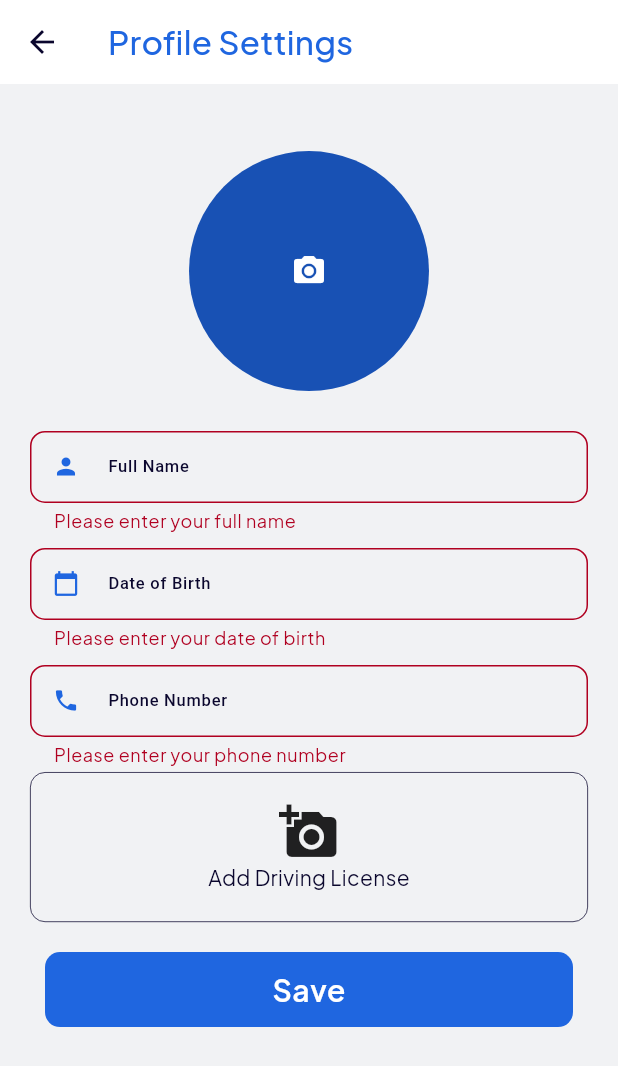
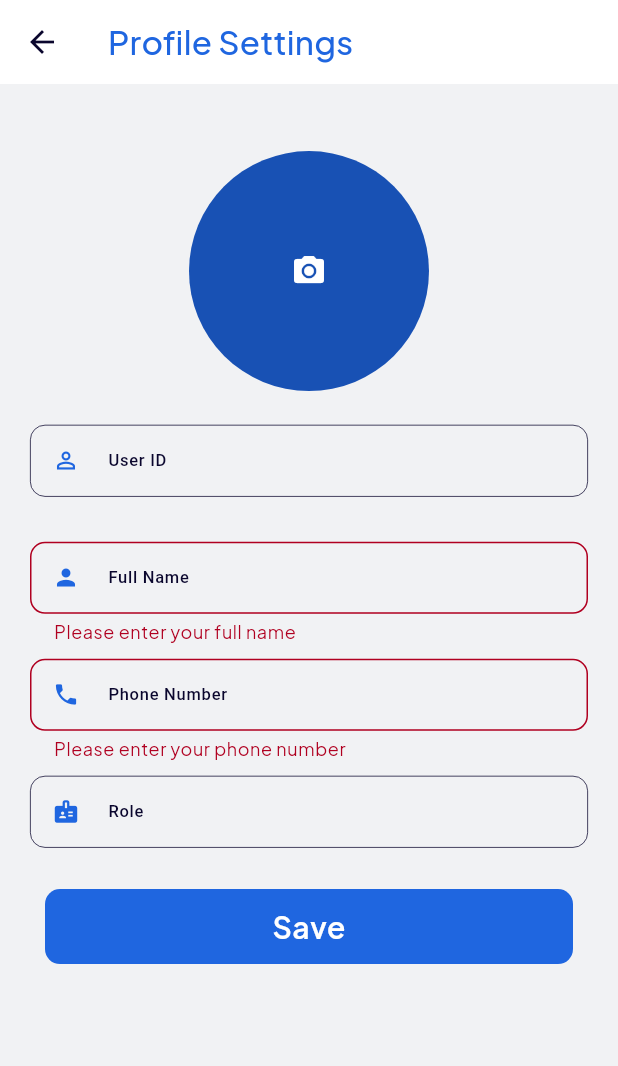
Before and after one commit to Vrindtime/tellus, a Flutter app: the AdminProfileSettingsPage screen opened directly, after a tap on "Save", on a phone screen of 412 x 824 dp. Shown: the top 1066 px of the screen. Run offline on Flutter 3.47's test engine with Material 3 defaults, Android fonts, the phone set to English and light mode, and no system bars; our stand-ins replace appwrite, custom_refresh_indicator, dropdown_button2, flutter_typeahead, get, get_storage and 5 more; missing offline and left inert: animation_list, date_picker_plus, dot_curved_bottom_nav; accounts and stored records are empty; statements that could not run were skipped.

Commit message:
added party and profile settings

```diff
--- a/lib/core/id-example.dart
+++ b/lib/core/id-example.dart
@@ -7,4 +7,5 @@ class CIdExample {
   static var orgsCollectionId = 'xxx_orgs_collection_id';
   static var userCollectionId = 'xxx_user_collection_id';
   static var vehiclesCollectionId = 'xxx_vehicles_collection_id';
+  static var partyCollectionId = 'xxx_party_collection_id';
 }
--- a/lib/core/theme.dart
+++ b/lib/core/theme.dart
@@ -5,7 +5,7 @@ final ThemeData lightTheme = ThemeData(
   scaffoldBackgroundColor: Color(0xFFF1F2F4),
   colorScheme: ColorScheme(
     brightness: Brightness.light,
-    primary: Color.fromARGB(255, 31, 102, 224), // --primary-500 ##1f66e0
+    primary: Color.fromARGB(255, 31, 102, 224), // --primary-500 #1f66e0
     onPrimary: Color(0xFFFFFFFF), // Typically white or a light color
     secondary: Color(0xFFFF8C00), // --secondary-500
     onSecondary: Color(0xFFFFFFFF), // Typically white or a light color
--- a/lib/main.dart
+++ b/lib/main.dart
@@ -24,12 +24,10 @@ void main() async {
   Get.put(account);
   Get.put(databases);
 
-  // Ensure AuthService is fully initialized before running the app
+
   await Get.putAsync(() => AuthService().init());
 
-  WidgetsBinding.instance.addPostFrameCallback((_) {
-    // Add any additional initialization logic here if needed
-  });
+  WidgetsBinding.instance.addPostFrameCallback((_) {});
 
   runApp(const MyApp());
 }
--- a/lib/services/auth/auth_service.dart
+++ b/lib/services/auth/auth_service.dart
@@ -318,4 +318,5 @@ class AuthService extends GetxService {
     clearCache(); //remove everyting from the cache
     debugPrint('User logged out and cache cleared.');
   }
+
 }
--- a/lib/views/screens/admin/admin_setting_page.dart
+++ b/lib/views/screens/admin/admin_setting_page.dart
@@ -1,6 +1,6 @@
 import 'package:flutter/material.dart';
 import 'package:tellus/views/screens/accountant/bottom_nav_scaffold.dart';
-import 'package:tellus/views/screens/admin/profile_settings_page.dart';
+import 'package:tellus/views/screens/common/profile_settings_page.dart';
 import 'package:tellus/views/screens/driver/bottom_nav_scaffold.dart';
 import 'package:tellus/views/widgets/list_tile_widget.dart';
 
--- a/lib/views/screens/admin/create_user_page.dart
+++ b/lib/views/screens/admin/create_user_page.dart
@@ -23,13 +23,17 @@ class CreateUserPage extends StatelessWidget {
 
   @override
   Widget build(BuildContext context) {
-    final AdminController controller = Get.put(AdminController());
+    final AdminUserController controller = Get.put(AdminUserController());
 
+    WidgetsBinding.instance.addPostFrameCallback((_) {
       if (isEdit) {
         controller.nameController.text = name;
         controller.phoneController.text = phone;
         controller.selectedRole.value = role;
+      } else {
+        controller.resetState(); // Reset state for creating a new user
       }
+    });
 
     return Scaffold(
       appBar: AppBar(
@@ -53,13 +57,21 @@ class CreateUserPage extends StatelessWidget {
               icon: Icons.phone,
             ),
             const SizedBox(height: 10),
-            CustomDropdown(
-              label: 'Role',
+            Obx(
+              () => CustomDropdown(
+                label: 'Select Role',
+                items: controller.roles,
                 selectedValue: controller.selectedRole.value,
-              items: controller.roles,
                 onChanged: (value) {
                   controller.selectedRole.value = value!;
                 },
+                validator: (value) {
+                  if (value == null) {
+                    return 'Please select a Role';
+                  }
+                  return null;
+                },
+              ),
             ),
             const SizedBox(height: 20),
             Row(
--- a/lib/views/screens/admin/profile_settings_page.dart
+++ b/lib/views/screens/common/profile_settings_page.dart
@@ -3,6 +3,9 @@ import 'package:flutter/material.dart';
 import 'package:image_picker/image_picker.dart';
 import 'package:tellus/views/widgets/submit_button.dart';
 import 'package:tellus/views/widgets/text_input_widget.dart';
+import 'package:get/get.dart';
+import 'package:tellus/services/admin/admin_controller.dart';
+import 'package:tellus/services/auth/auth_service.dart';
 
 class AdminProfileSettingsPage extends StatefulWidget {
   const AdminProfileSettingsPage({super.key});
@@ -16,22 +19,45 @@ class AdminProfileSettingsPageState extends State<AdminProfileSettingsPage> {
   final ImagePicker _picker = ImagePicker();
 
   File? _profileImage;
-  File? _licenseImage;
   String? fullName;
-  String? dob;
   String? phoneNumber;
 
   final TextEditingController _nameController = TextEditingController();
-  final TextEditingController _dobController = TextEditingController();
+  final TextEditingController _roleController = TextEditingController();
   final TextEditingController _phoneController = TextEditingController();
+  final TextEditingController _idController = TextEditingController();
 
   var isLoading = false;
+
+  final AuthService _authService = Get.find<AuthService>();
+  final AdminUserController _adminController = Get.find<AdminUserController>();
+  String get userId => _authService.userId.value;
+  @override
+  void initState() {
+    super.initState();
+    _loadUserData();
+  }
+
+  Future<void> _loadUserData() async {
+    if (userId.isNotEmpty) {
+      final user = await _adminController.fetchUserById(userId);
+      if (user != null) {
+        setState(() {
+          _idController.text = userId;
+          _nameController.text = user['name'] ?? '';
+          _roleController.text = user['role'] ?? '';
+          _phoneController.text = user['phoneNumber'] ?? '';
+        });
+      }
+    }
+  }
 
   @override
   void dispose() {
     _nameController.dispose();
-    _dobController.dispose();
+    _roleController.dispose();
     _phoneController.dispose();
+    _idController.dispose();
     super.dispose();
   }
 
@@ -78,6 +104,14 @@ class AdminProfileSettingsPageState extends State<AdminProfileSettingsPage> {
                         ),
                 ),
                 CustomTextInput(
+                  label: "User ID",
+                  controller: _idController,
+                  keyboardType: TextInputType.text,
+                  icon: Icons.perm_identity,
+                  readOnly: true,
+                  hintText: "This field is not editable",
+                ),
+                CustomTextInput(
                   label: "Full Name",
                   controller: _nameController,
                   keyboardType: TextInputType.name,
@@ -88,21 +122,6 @@ class AdminProfileSettingsPageState extends State<AdminProfileSettingsPage> {
                   validator: (value) {
                     if (value == null || value.isEmpty) {
                       return 'Please enter your full name';
-                    }
-                    return null;
-                  },
-                ),
-                CustomTextInput(
-                  label: "Date of Birth",
-                  controller: _dobController,
-                  keyboardType: TextInputType.datetime,
-                  icon: Icons.calendar_today,
-                  onSaved: (value) {
-                    dob = value;
-                  },
-                  validator: (value) {
-                    if (value == null || value.isEmpty) {
-                      return 'Please enter your date of birth';
                     }
                     return null;
                   },
@@ -119,56 +138,39 @@ class AdminProfileSettingsPageState extends State<AdminProfileSettingsPage> {
                     if (value == null || value.isEmpty) {
                       return 'Please enter your phone number';
                     }
-                    if (value.length != 10 || int.tryParse(value) == null) {
-                      return 'Phone number must be 10 digits';
+                    if (value.length <= 10) {
+                      return 'must be more than 10 digits,include "+91"';
                     }
                     return null;
                   },
                 ),
-                GestureDetector(
-                  onTap: () async {
-                    final pickedFile = await _picker.pickImage(
-                      source: ImageSource.gallery,
-                    );
-                    setState(() {
-                      _licenseImage =
-                          pickedFile != null ? File(pickedFile.path) : null;
-                    });
-                  },
-                  child: Container(
-                    height: 100,
-                    width: double.infinity,
-                    decoration: BoxDecoration(
-                      border: Border.all(
-                        color: Theme.of(context).colorScheme.onSurface,
-                        width: 0.5,
-                      ),
-                      borderRadius: BorderRadius.circular(10),
-                      color: Theme.of(context).scaffoldBackgroundColor,
-                    ),
-                    child: _licenseImage == null
-                        ? Center(
-                            child: Column(
-                              mainAxisAlignment: MainAxisAlignment.center,
-                              children: [
-                                Icon(Icons.add_a_photo, size: 40),
-                                Text("Add Driving License"),
-                              ],
-                            ),
-                          )
-                        : Image.file(
-                            File(_licenseImage!.path),
-                            fit: BoxFit.cover,
-                          ),
-                  ),
+                CustomTextInput(
+                  label: "Role",
+                  controller: _roleController,
+                  keyboardType: TextInputType.text,
+                  icon: Icons.badge,
+                  readOnly: true,
+                  hintText: "This field is not editable",
                 ),
                 SubmitButton(
                   text: "Save",
                   isLoading: isLoading,
-                  onTap: () {
+                  onTap: () async{
                     if (_formKey.currentState!.validate()) {
                       _formKey.currentState!.save();
                       // Save the form data
+                      setState(() {
+                        isLoading = true;
+                      });
+                      final data = {
+                        'name': _nameController.text,
+                        'phoneNumber': _phoneController.text,
+                      };
+                      await _adminController.saveUser(userId, data);
+                      setState(() {
+                        isLoading = false;
+                      });
+
                     }
                   },
                 ),
--- a/lib/views/widgets/dropdown_widget.dart
+++ b/lib/views/widgets/dropdown_widget.dart
@@ -42,7 +42,10 @@ class CustomDropdown extends StatelessWidget {
             ),
             onChanged: (value) {
               state.didChange(value);
-              onChanged(value); // Notify parent widget of the change
+              print(value);
+              if (value != null) {
+                onChanged(value); // Notify parent widget of the change
+              }
             },
             items: items
                 .map((String item) => DropdownMenuItem<String>(
--- a/lib/views/widgets/extras/custom_list_tile_widget.dart
+++ b/lib/views/widgets/extras/custom_list_tile_widget.dart
@@ -21,7 +21,8 @@ class UserListTileWidget extends StatelessWidget {
       height: MediaQuery.of(context).size.height * 0.1,
       child: AnimationList(
         duration: 1200,
-        animationDirection: AnimationDirection.horizontal,
+        shrinkWrap: true,
+        physics: const NeverScrollableScrollPhysics(),
         children: [
           Container(
             margin: const EdgeInsets.symmetric(horizontal: 5, vertical: 5),
--- a/lib/views/widgets/text_input_widget.dart
+++ b/lib/views/widgets/text_input_widget.dart
@@ -10,6 +10,8 @@ class CustomTextInput extends StatelessWidget {
     this.onSaved,
     this.onChanged,
     this.validator,
+    this.readOnly = false,
+    this.hintText,
   });
 
   final String label;
@@ -19,6 +21,8 @@ class CustomTextInput extends StatelessWidget {
   final FormFieldSetter<String>? onSaved;
   final FormFieldSetter<String>? onChanged;
   final FormFieldValidator<String>? validator;
+  final bool readOnly;
+  final String? hintText;
 
   @override
   Widget build(BuildContext context) {
@@ -26,14 +30,18 @@ class CustomTextInput extends StatelessWidget {
       height: 58,
       child: Column(
         children: [
-          SizedBox(height: MediaQuery.of(context).size.height * 0.008,),
+          SizedBox(height: MediaQuery.of(context).size.height * 0.003,),
           TextFormField(
             controller: controller,
             keyboardType: keyboardType,
-            style: Theme.of(context).textTheme.labelMedium,
+            style: Theme.of(context).textTheme.labelMedium?.copyWith(
+              color: readOnly ? Colors.grey : null,
+            ),
             decoration: InputDecoration(
               labelText: label,
               labelStyle: Theme.of(context).textTheme.labelSmall,
+              hintText: hintText,
+              hintStyle: TextStyle(color: Colors.grey),
               border: OutlineInputBorder(
                 borderRadius: BorderRadius.circular(10.0),
                 borderSide: BorderSide(
@@ -66,6 +74,7 @@ class CustomTextInput extends StatelessWidget {
             onSaved: onSaved,
             validator: validator,
             onChanged: onChanged,
+            readOnly: readOnly,
           ),
         ],
       ),
```
Also changed, not shown: lib/services/accountant/party_controller.dart (added, +159 -0 lines), lib/services/admin/admin_controller.dart (+48 -10 lines), lib/views/screens/accountant/add_party_details_page.dart (+87 -9 lines), lib/views/screens/accountant/party_details_page.dart (+46 -44 lines), lib/views/screens/admin/admin_dashboard_page.dart (+14 -15 lines). Lines whose indentation alone changed are shown as unchanged.
